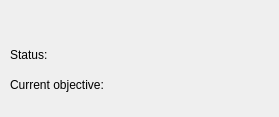
Qt form core/view/gui/PlayerDataWidget.ui (Antho1605/Labyrinth) before a commit.
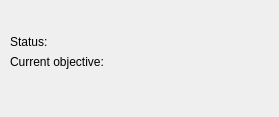
The same form after that commit.

Commit message: travail sur la gui

```diff
--- a/core/view/gui/PlayerDataWidget.ui
+++ b/core/view/gui/PlayerDataWidget.ui
@@ -19,7 +19,7 @@
      <x>10</x>
      <y>10</y>
      <width>257</width>
-     <height>90</height>
+     <height>61</height>
     </rect>
    </property>
    <layout class="QVBoxLayout" name="verticalLayout">
```
The commit also changes 6 other files.
